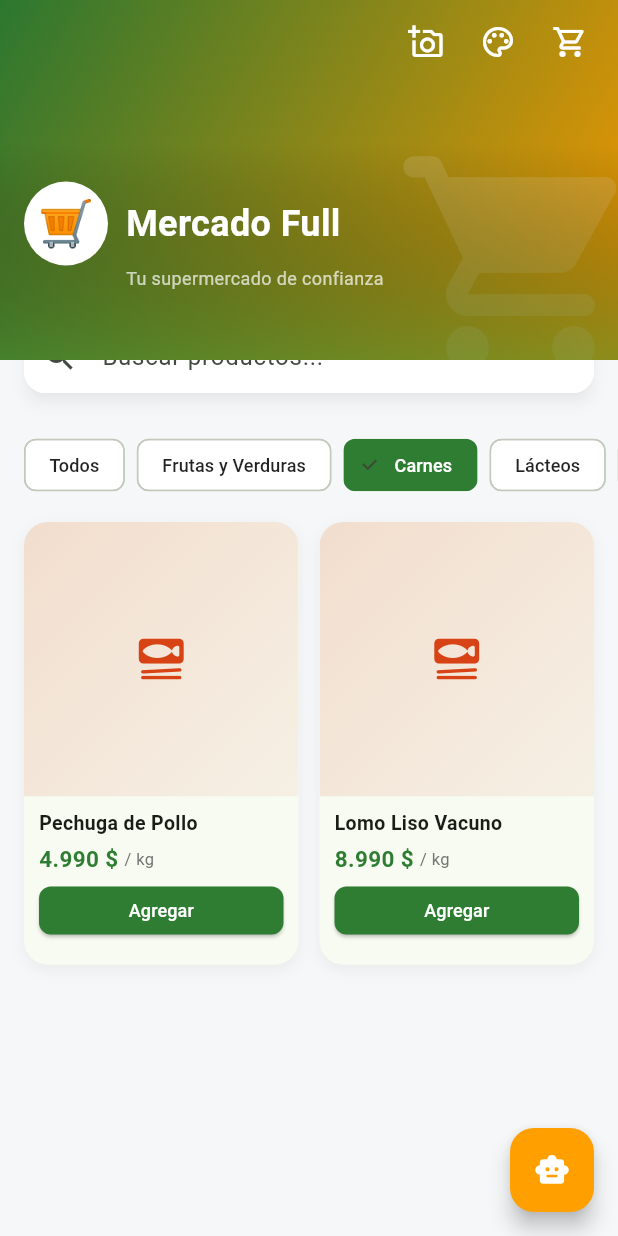
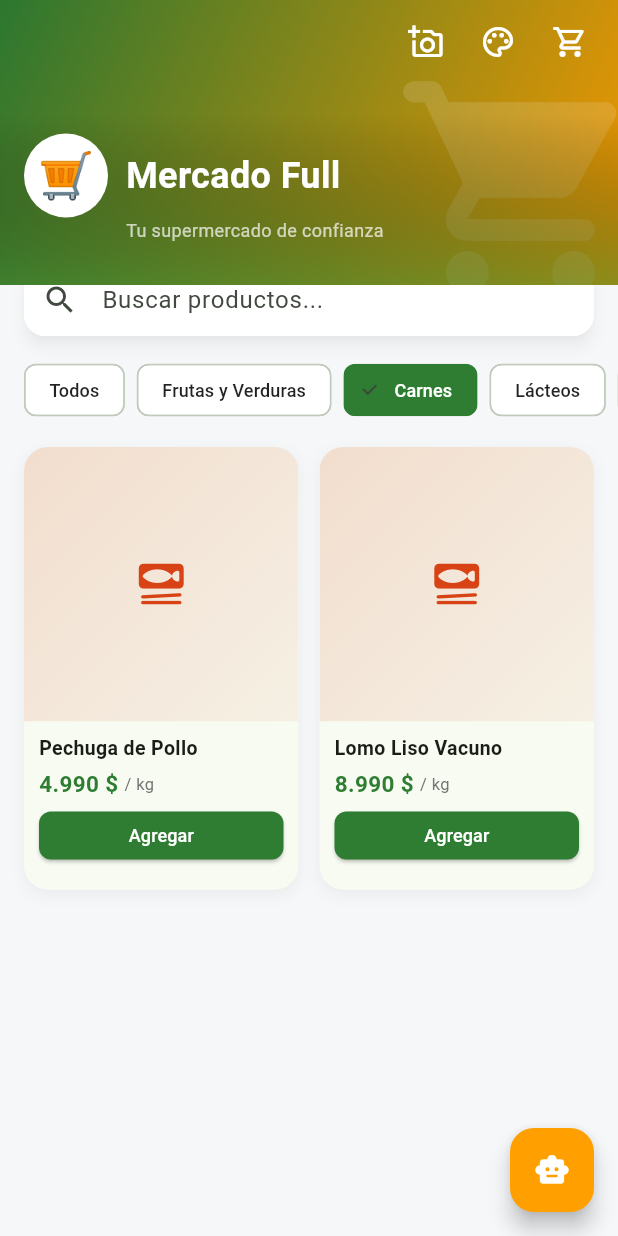
Before and after one commit to victorosoriodasilvacl-max/supermercado-app, a Flutter app: the screen it shows after launch, after a tap on "Ingresar", after a tap on "Frutas y Verduras", after a tap on "Carnes", on a phone screen of 412 x 824 dp. Run offline on Flutter 3.47's test engine with Material 3 defaults, Android fonts, the phone set to English and light mode, and no system bars; our stand-ins replace font_awesome_flutter, image_picker.

Commit message:
Ajusta layout para pantallas de escritorio
- Tarjeta de login con ancho máximo centrado (antes se estiraba a todo el ancho)
- Portada del catálogo más baja y con menor superposición sobre el buscador
- Grid de productos con ancho máximo por tarjeta en vez de 2 columnas fijas,
  para que las fotos no se vean gigantes en pantallas anchas

Co-Authored-By: Claude Sonnet 5 <noreply@anthropic.com>
Claude-Session: https://claude.ai/code/session_013TcHXuFUYPmHFEbroNGFku

```diff
--- a/lib/screens/catalog_screen.dart
+++ b/lib/screens/catalog_screen.dart
@@ -74,7 +74,7 @@ class _CatalogScreenState extends State<CatalogScreen> {
         slivers: [
           SliverAppBar(
             pinned: true,
-            expandedHeight: 240,
+            expandedHeight: 190,
             backgroundColor: tenant.primaryColor,
             foregroundColor: Colors.white,
             actions: [
@@ -170,7 +170,7 @@ class _CatalogScreenState extends State<CatalogScreen> {
                       ),
                     ),
                     Padding(
-                      padding: const EdgeInsets.fromLTRB(16, 50, 16, 46),
+                      padding: const EdgeInsets.fromLTRB(16, 50, 16, 28),
                       child: Column(
                         crossAxisAlignment: CrossAxisAlignment.start,
                         mainAxisAlignment: MainAxisAlignment.end,
@@ -224,7 +224,7 @@ class _CatalogScreenState extends State<CatalogScreen> {
           ),
           SliverToBoxAdapter(
             child: Transform.translate(
-              offset: const Offset(0, -26),
+              offset: const Offset(0, -14),
               child: Padding(
                 padding: const EdgeInsets.fromLTRB(16, 0, 16, 0),
                 child: Material(
@@ -286,8 +286,8 @@ class _CatalogScreenState extends State<CatalogScreen> {
                   )
                 : SliverGrid(
                     gridDelegate:
-                        const SliverGridDelegateWithFixedCrossAxisCount(
-                      crossAxisCount: 2,
+                        const SliverGridDelegateWithMaxCrossAxisExtent(
+                      maxCrossAxisExtent: 190,
                       mainAxisSpacing: 14,
                       crossAxisSpacing: 14,
                       childAspectRatio: 0.62,
--- a/lib/screens/welcome_screen.dart
+++ b/lib/screens/welcome_screen.dart
@@ -55,9 +55,11 @@ class _WelcomeScreenState extends State<WelcomeScreen> {
           Container(color: Colors.black.withValues(alpha: 0.38)),
           SafeArea(
             child: Center(
-              child: SingleChildScrollView(
-                padding: const EdgeInsets.symmetric(horizontal: 28),
-                child: Column(
+              child: ConstrainedBox(
+                constraints: const BoxConstraints(maxWidth: 420),
+                child: SingleChildScrollView(
+                  padding: const EdgeInsets.symmetric(horizontal: 28),
+                  child: Column(
                   mainAxisSize: MainAxisSize.min,
                   children: [
                     Container(
@@ -154,6 +156,7 @@ class _WelcomeScreenState extends State<WelcomeScreen> {
                       ),
                     ),
                   ],
+                  ),
                 ),
               ),
             ),
```
